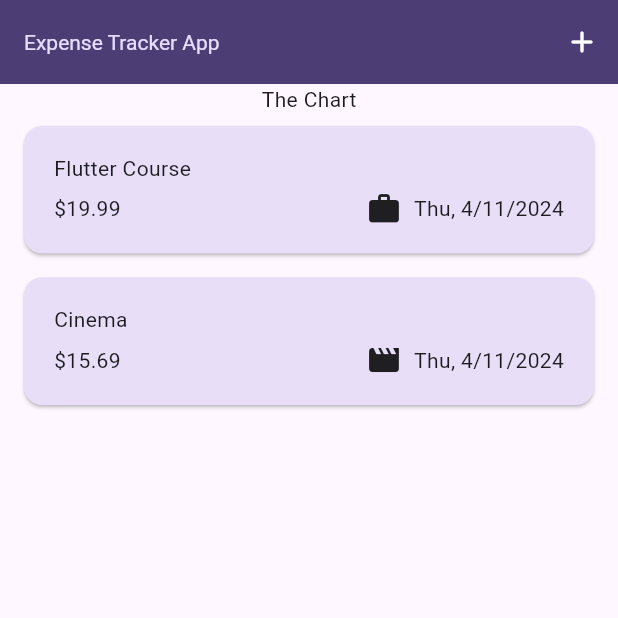
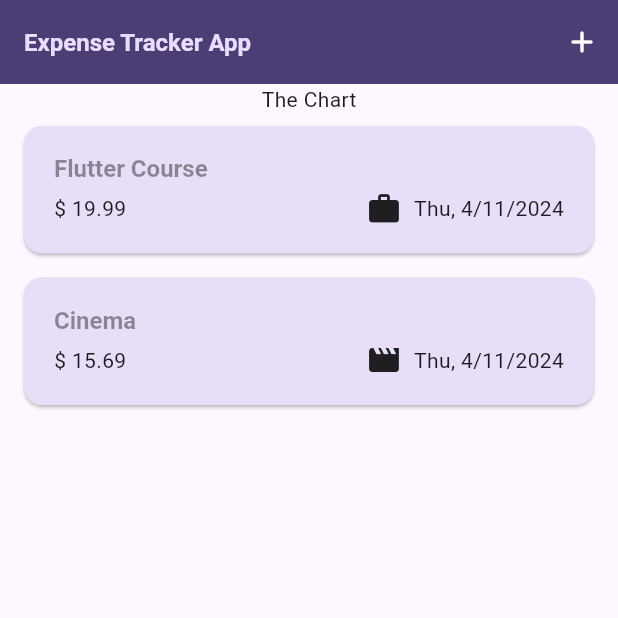
Before and after one commit to zidane-arkan/expense_app, a Flutter app: the screen it shows after launch, on a phone screen of 412 x 824 dp, the top half of it. Run offline on Flutter 3.47's test engine with Material 3 defaults, Android fonts, the phone set to English and light mode, and no system bars.

Commit message:
Update expens_list & item : Trying theme settings

```diff
--- a/lib/main.dart
+++ b/lib/main.dart
@@ -27,10 +27,10 @@ void main() {
         ),
         textTheme: ThemeData().textTheme.copyWith(
           titleLarge: TextStyle(
-            fontWeight: FontWeight.normal,
+            fontWeight: FontWeight.bold,
             // This color get override by appBarTheme that we use [foregroundColor]
             color: kColorScheme.onSecondaryContainer,
-            fontSize: 14
+            fontSize: 16
           ),
         ),
       ),
--- a/lib/widgets/expense_container/expenses_item.dart
+++ b/lib/widgets/expense_container/expenses_item.dart
@@ -17,12 +17,15 @@ class ExpensesItem extends StatelessWidget {
         child: Column(
           crossAxisAlignment: CrossAxisAlignment.start,
           children: [
-            Text(expense.title),
+            Text(
+              expense.title,
+              style: Theme.of(context).textTheme.titleLarge!.copyWith(color: Color.fromARGB(109, 10, 10, 9)),
+            ),
             const SizedBox(height: 5,),
             Row(
               // mainAxisAlignment: MainAxisAlignment.spaceBetween,
               children: [
-                Text('\$${(expense.amount).toStringAsFixed(2)}'),
+                Text('\$ ${(expense.amount).toStringAsFixed(2)}'),
                 const SizedBox(width: 5,),
                 const Spacer(),
                 Row(
--- a/lib/widgets/expense_container/expenses_list.dart
+++ b/lib/widgets/expense_container/expenses_list.dart
@@ -15,6 +15,12 @@ class ExpensesList extends StatelessWidget{
       itemCount: expenses.length,
       itemBuilder: (ctx, index){
         return Dismissible(
+          background: Container(
+            color: Theme.of(context).colorScheme.error.withOpacity(.85),
+            margin: EdgeInsets.symmetric(
+              horizontal: Theme.of(context).cardTheme.margin!.horizontal,
+            ),
+          ),
           // Uniquely identified widget
           key: ValueKey(expenses[index]),
           // Where direction swiped
```
